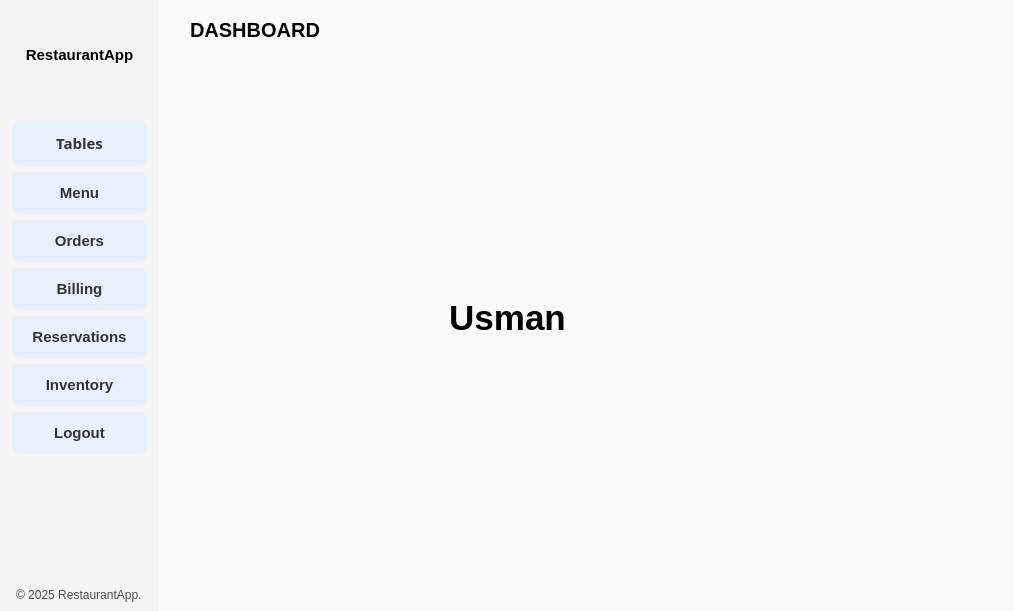
Qt form mainwindow.ui (GitGudCode440/restaurant-management-system) before a commit.
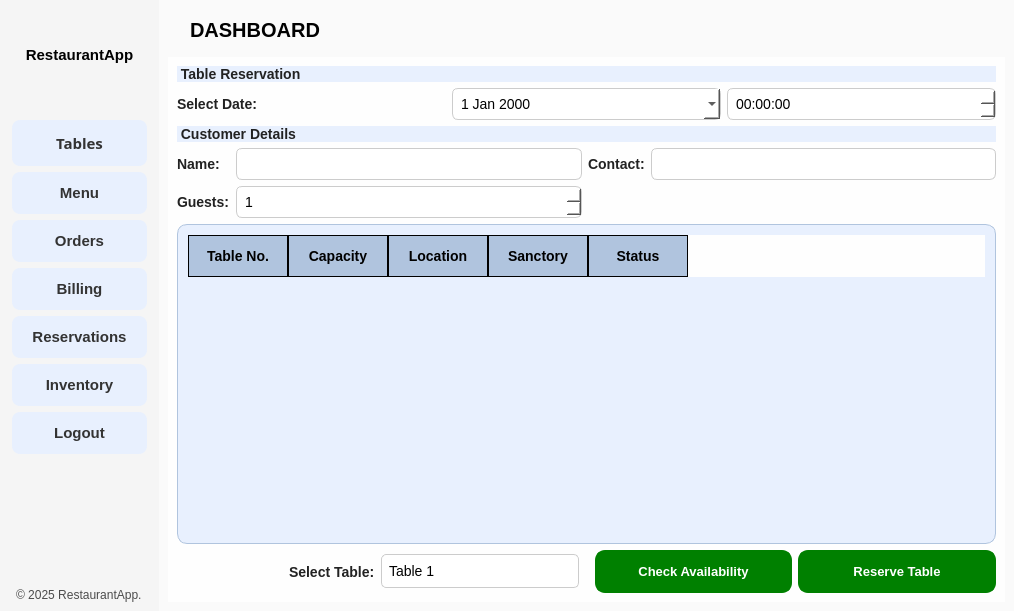
The same form after that commit. The open tabs and pages were chosen to show the change. Icons and pictures are not drawn.

Commit message: Reservation Tab Update

```diff
--- a/mainwindow.ui
+++ b/mainwindow.ui
@@ -1651,28 +1651,318 @@
           </widget>
          </widget>
          <widget class="QWidget" name="Reservations">
-          <widget class="QLabel" name="label_9">
-           <property name="geometry">
-            <rect>
-             <x>0</x>
-             <y>0</y>
-             <width>679</width>
-             <height>521</height>
-            </rect>
-           </property>
-           <property name="font">
-            <font>
-             <pointsize>26</pointsize>
-             <bold>true</bold>
-            </font>
-           </property>
-           <property name="text">
-            <string>Usman</string>
-           </property>
-           <property name="alignment">
-            <set>Qt::AlignmentFlag::AlignCenter</set>
-           </property>
-          </widget>
+          <property name="styleSheet">
+           <string notr="true">
+   QWidget {
+       background-color: #fefefe;
+       font-family: 'Segoe UI';
+       font-size: 14px;
+   }
+   QLabel {
+       font-weight: 600;
+       color: #222;
+   }
+   QLineEdit, QSpinBox, QComboBox, QDateEdit, QTimeEdit {
+       padding: 6px;
+       border: 1px solid #ccc;
+       border-radius: 6px;
+       background-color: white;
+   }
+ QPushButton {
+    border-radius: 10px; /* Rounded corners */
+    color: white; /* Text color */
+    background-color: green; /* Background color */
+    font: bold 13px; /* Font style and size */
+    border: 2px solid green; /* Border color */
+}
+
+QPushButton:hover {
+    background-color: #32CD32; /* Lighter green on hover */
+    border-color: darkgreen; /* Dark green border on hover */
+}
+
+QPushButton:pressed {
+    background-color: darkgreen; /* Darker green when pressed */
+    border-color: black; /* Border changes on press */
+}
+
+  
+QTableView {
+    background-color: #E8F0FE; /* Soft white-blue background for the table */
+    border-radius: 10px; /* Rounded edges for the entire table */
+    padding: 10px; /* Adds spacing around the table */
+    border: 1px solid #B0C4DE; /* Thin border to accentuate table outline */
+    gridline-color: black; /* Adds black lines between columns and rows */
+}
+
+QTableView::item {
+    background-color: #FAFAFA; /* Gentle off-white background for cells */
+    border: 1px solid black; /* Black lines between each cell */
+    border-radius: 5px; /* Slight rounding for individual cell edges */
+    padding: 5px; /* Inner spacing for cells */
+    color: black; /* Standard text color */
+}
+
+QTableView::item:selected {
+    background-color: #D7E9F7; /* Highlighted cell with soft blue shade */
+    color: black; /* Text color remains consistent */
+    border: 1px solid black; /* Black border for selected cells */
+    border-radius: 5px;
+}
+
+QHeaderView::section {
+    background-color: #B0C4DE; /* Soft blue-gray shade for table headers */
+    padding: 10px; /* Adds spacing within header sections */
+    font-weight: bold; /* Bold text to differentiate headers */
+    color: black; /* Black text color for the headers */
+    border: 1px solid black; /* Black lines between header columns */
+  
+}
+
+QTableView::corner {
+    background-color: #B0C4DE; /* Matches header color for corner sections */
+    border-radius: 10px;
+}
+</string>
+          </property>
+          <layout class="QVBoxLayout" name="mainLayout">
+           <item>
+            <widget class="QLabel" name="label_title">
+             <property name="font">
+              <font>
+               <family>Leelawadee UI</family>
+               <pointsize>22</pointsize>
+               <italic>false</italic>
+               <bold>true</bold>
+              </font>
+             </property>
+             <property name="styleSheet">
+              <string notr="true">font: 700 22pt &quot;Leelawadee UI&quot;;
+background-color: #E8F0FE;
+border-radius: 10px;</string>
+             </property>
+             <property name="text">
+              <string> Table Reservation</string>
+             </property>
+            </widget>
+           </item>
+           <item>
+            <layout class="QHBoxLayout" name="datetimeLayout">
+             <item>
+              <widget class="QLabel" name="label_date">
+               <property name="text">
+                <string>Select Date:</string>
+               </property>
+              </widget>
+             </item>
+             <item>
+              <widget class="QDateEdit" name="dateEdit_date">
+               <property name="calendarPopup">
+                <bool>true</bool>
+               </property>
+              </widget>
+             </item>
+             <item>
+              <widget class="QTimeEdit" name="timeEdit_time"/>
+             </item>
+            </layout>
+           </item>
+           <item>
+            <widget class="QLabel" name="label_customerDetails">
+             <property name="styleSheet">
+              <string notr="true">font: 600 16pt &quot;Segoe UI&quot;;
+background-color: #E8F0FE;
+border-radius: 10px;</string>
+             </property>
+             <property name="text">
+              <string> Customer Details</string>
+             </property>
+            </widget>
+           </item>
+           <item>
+            <layout class="QGridLayout" name="formLayout">
+             <item row="0" column="0">
+              <widget class="QLabel" name="label_name">
+               <property name="text">
+                <string>Name:</string>
+               </property>
+              </widget>
+             </item>
+             <item row="0" column="1">
+              <widget class="QLineEdit" name="lineEdit_name"/>
+             </item>
+             <item row="0" column="2">
+              <widget class="QLabel" name="label_contact">
+               <property name="text">
+                <string>Contact:</string>
+               </property>
+              </widget>
+             </item>
+             <item row="0" column="3">
+              <widget class="QLineEdit" name="lineEdit_contact"/>
+             </item>
+             <item row="1" column="0">
+              <widget class="QLabel" name="label_guests1">
+               <property name="text">
+                <string>Guests:</string>
+               </property>
+              </widget>
+             </item>
+             <item row="1" column="1">
+              <widget class="QSpinBox" name="spinBox_guests">
+               <property name="minimum">
+                <number>1</number>
+               </property>
+               <property name="maximum">
+                <number>20</number>
+               </property>
+              </widget>
+             </item>
+            </layout>
+           </item>
+           <item>
+            <widget class="QTableWidget" name="tableWidget_tables">
+             <property name="styleSheet">
+              <string notr="true"/>
+             </property>
+             <column>
+              <property name="text">
+               <string>Table No.</string>
+              </property>
+             </column>
+             <column>
+              <property name="text">
+               <string>Capacity</string>
+              </property>
+             </column>
+             <column>
+              <property name="text">
+               <string>Location</string>
+              </property>
+             </column>
+             <column>
+              <property name="text">
+               <string>Sanctory</string>
+              </property>
+             </column>
+             <column>
+              <property name="text">
+               <string>Status</string>
+              </property>
+             </column>
+            </widget>
+           </item>
+           <item>
+            <layout class="QHBoxLayout" name="bottomLayout">
+             <item alignment="Qt::AlignmentFlag::AlignRight">
+              <widget class="QLabel" name="label_selectTable">
+               <property name="text">
+                <string>Select Table:</string>
+               </property>
+              </widget>
+             </item>
+             <item>
+              <widget class="QComboBox" name="comboBox_selectTable">
+               <property name="styleSheet">
+                <string notr="true">QComboBox {
+    border-radius: 5px;
+    padding: 7px;
+    color: black;
+    background-color: white;
+    text-align: center; /* Center-align the text */
+}
+
+QComboBox:hover {
+    border-color: gray;
+    background-color: #F5F5F5; /* Lighter white shade for hover effect */
+}
+
+QComboBox::drop-down {
+    width: 20px; /* Adjust width of the dropdown button */
+    border: none;
+}
+
+QComboBox QAbstractItemView {
+    background-color: white;
+    color: black;
+    selection-background-color: #E8E8E8; /* Highlight selected item in a soft white shade */
+    selection-color: black;
+    padding: 5px;
+    text-align: center;
+    outline: none; /* Remove focus border for cleaner look */
+}
+</string>
+               </property>
+               <item>
+                <property name="text">
+                 <string>Table 1</string>
+                </property>
+               </item>
+               <item>
+                <property name="text">
+                 <string>Table 2</string>
+                </property>
+               </item>
+               <item>
+                <property name="text">
+                 <string>Table 3</string>
+                </property>
+               </item>
+               <item>
+                <property name="text">
+                 <string>Table 4</string>
+                </property>
+               </item>
+               <item>
+                <property name="text">
+                 <string>Table 5</string>
+                </property>
+               </item>
+               <item>
+                <property name="text">
+                 <string>Table 6</string>
+                </property>
+               </item>
+               <item>
+                <property name="text">
+                 <string/>
+                </property>
+               </item>
+              </widget>
+             </item>
+             <item>
+              <spacer name="horizontalSpacer">
+               <property name="orientation">
+                <enum>Qt::Orientation::Horizontal</enum>
+               </property>
+               <property name="sizeType">
+                <enum>QSizePolicy::Policy::Preferred</enum>
+               </property>
+               <property name="sizeHint" stdset="0">
+                <size>
+                 <width>10</width>
+                 <height>10</height>
+                </size>
+               </property>
+              </spacer>
+             </item>
+             <item>
+              <widget class="QPushButton" name="btn_check">
+               <property name="text">
+                <string>Check Availability</string>
+               </property>
+              </widget>
+             </item>
+             <item>
+              <widget class="QPushButton" name="btn_reserve">
+               <property name="text">
+                <string>Reserve Table</string>
+               </property>
+              </widget>
+             </item>
+            </layout>
+           </item>
+          </layout>
          </widget>
          <widget class="QWidget" name="Inventory">
           <widget class="QLabel" name="label_8">
```
